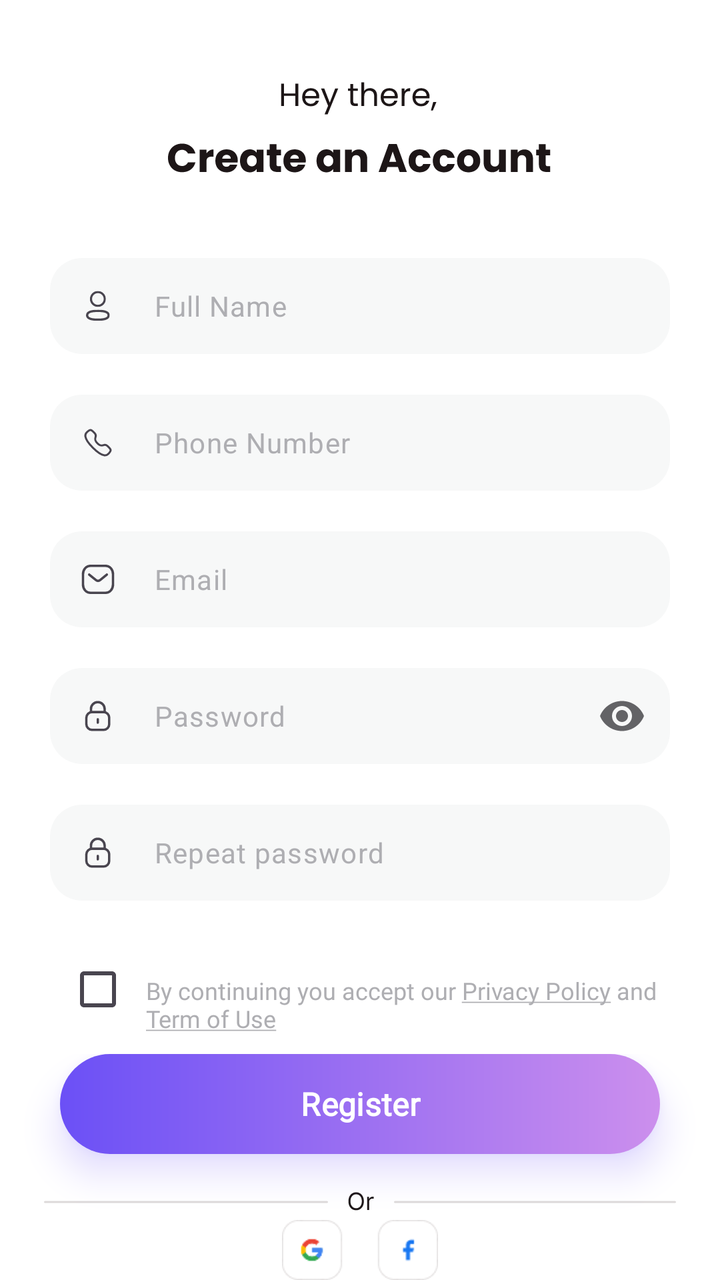
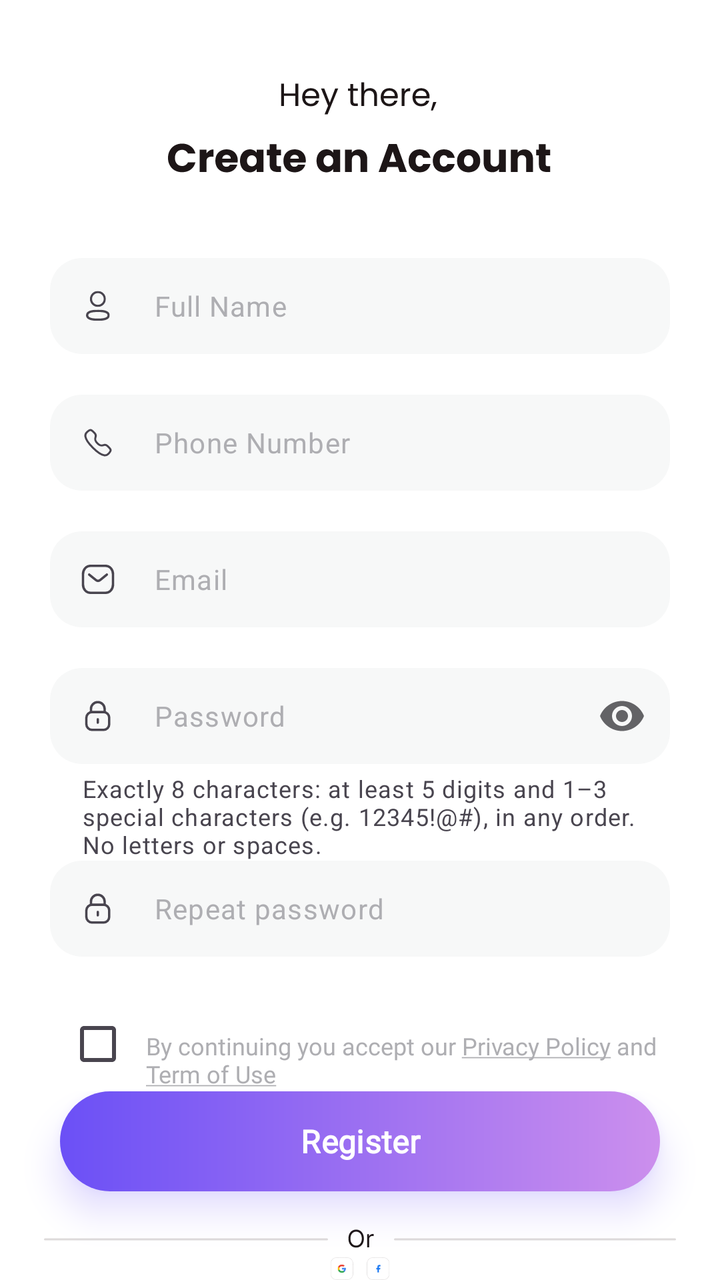

The first picture is an Android layout as it rendered before a commit; the second is the same layout after the commit. The layout source and the unified diff follow.
<!-- AndroidManifest.xml: application theme Theme.DIDPOOLFit -->
<!-- res/layout/activity_register.xml -->
<?xml version="1.0" encoding="utf-8"?>
<LinearLayout xmlns:android="http://schemas.android.com/apk/res/android"
    xmlns:app="http://schemas.android.com/apk/res-auto"
    xmlns:tools="http://schemas.android.com/tools"
    android:id="@+id/main"
    android:layout_width="match_parent"
    android:layout_height="match_parent"
    android:orientation="vertical"
    android:background="@color/white"
    tools:context=".RegisterActivity">
    <ImageView
        android:layout_marginVertical="35dp"
        android:layout_gravity="center"
        android:layout_width="wrap_content"
        android:layout_height="wrap_content"
        android:src="@drawable/register_title_section_1"/>

    <com.google.android.material.textfield.TextInputLayout
        style="@style/Widget.Material3.TextInputLayout.FilledBox"
        android:id="@+id/nameLayout"
        android:layout_width="match_parent"
        android:layout_height="wrap_content"
        app:errorEnabled="true"
        app:startIconDrawable="@drawable/start_icon_full_name_field"
        app:boxBackgroundColor="#F7F8F8"
        app:boxStrokeWidth="0dp"
        app:boxStrokeWidthFocused="0dp"
        app:hintEnabled="false"
        android:layout_marginHorizontal="25dp"
        app:boxCornerRadiusTopStart="16dp"
        app:boxCornerRadiusTopEnd="16dp"
        app:boxCornerRadiusBottomStart="16dp"
        app:boxCornerRadiusBottomEnd="16dp">
        <com.google.android.material.textfield.TextInputEditText
            android:id="@+id/nameInput"
            android:layout_width="match_parent"
            android:layout_height="48dp"
            android:paddingTop="0dp"
            android:paddingBottom="0dp"
            android:gravity="center_vertical"
            android:textSize="14sp"
            android:inputType="textPersonName"
            android:hint="Full Name"
            android:textColorHint="#AEAEB2"/>
    </com.google.android.material.textfield.TextInputLayout>

    <com.google.android.material.textfield.TextInputLayout
        android:id="@+id/phoneLayout"
        style="@style/Widget.Material3.TextInputLayout.FilledBox"
        android:layout_width="match_parent"
        android:layout_height="wrap_content"
        android:layout_marginHorizontal="25dp"
        app:errorEnabled="true"
        app:hintEnabled="false"
        app:startIconDrawable="@drawable/start_icon_phone_field"
        app:boxBackgroundColor="#F7F8F8"
        app:boxStrokeWidth="0dp"
        app:boxStrokeWidthFocused="0dp"
        app:boxCornerRadiusTopStart="16dp"
        app:boxCornerRadiusTopEnd="16dp"
        app:boxCornerRadiusBottomStart="16dp"
        app:boxCornerRadiusBottomEnd="16dp">

        <com.google.android.material.textfield.TextInputEditText
            android:id="@+id/phoneInput"
            android:layout_width="match_parent"
            android:layout_height="48dp"
            android:paddingTop="0dp"
            android:paddingBottom="0dp"
            android:gravity="center_vertical"
            android:textSize="14sp"
            android:textColor="#1D1617"
            android:hint="Phone Number"
            android:textColorHint="#AEAEB2"
            android:inputType="phone"
            android:maxLength="16" />
    </com.google.android.material.textfield.TextInputLayout>

    <com.google.android.material.textfield.TextInputLayout
        android:id="@+id/emailLayout"
        style="@style/Widget.Material3.TextInputLayout.FilledBox"
        android:layout_width="match_parent"
        android:layout_height="wrap_content"
        android:layout_marginHorizontal="25dp"
        app:errorEnabled="true"
        app:hintEnabled="false"
        app:startIconDrawable="@drawable/start_icon_email_field"
        app:boxBackgroundColor="#F7F8F8"
        app:boxStrokeWidth="0dp"
        app:boxStrokeWidthFocused="0dp"
        app:boxCornerRadiusTopStart="16dp"
        app:boxCornerRadiusTopEnd="16dp"
        app:boxCornerRadiusBottomStart="16dp"
        app:boxCornerRadiusBottomEnd="16dp">

        <com.google.android.material.textfield.TextInputEditText
            android:id="@+id/emailInput"
            android:layout_width="match_parent"
            android:layout_height="48dp"
            android:paddingTop="0dp"
            android:paddingBottom="0dp"
            android:gravity="center_vertical"
            android:textSize="14sp"
            android:textColor="#1D1617"
            android:hint="Email"
            android:textColorHint="#AEAEB2"
            android:inputType="textEmailAddress"
            android:maxLength="48" />
    </com.google.android.material.textfield.TextInputLayout>

    <com.google.android.material.textfield.TextInputLayout
        android:id="@+id/passwordLayout"
        style="@style/Widget.Material3.TextInputLayout.FilledBox"
        android:layout_width="match_parent"
        android:layout_height="wrap_content"
        android:layout_marginHorizontal="25dp"
        app:errorEnabled="true"
        app:hintEnabled="false"
        app:startIconDrawable="@drawable/start_input_password_field"
        app:endIconMode="password_toggle"
        app:endIconTint="#636366"
        app:boxBackgroundColor="#F7F8F8"
        app:boxStrokeWidth="0dp"
        app:boxStrokeWidthFocused="0dp"
        app:boxCornerRadiusTopStart="16dp"
        app:boxCornerRadiusTopEnd="16dp"
        app:boxCornerRadiusBottomStart="16dp"
        app:boxCornerRadiusBottomEnd="16dp">

        <com.google.android.material.textfield.TextInputEditText
            android:id="@+id/passwordInput"
            android:layout_width="match_parent"
            android:layout_height="48dp"
            android:paddingTop="0dp"
            android:paddingBottom="0dp"
            android:gravity="center_vertical"
            android:textSize="14sp"
            android:textColor="#1D1617"
            android:hint="Password"
            android:textColorHint="#AEAEB2"
            android:inputType="textPassword"/>
    </com.google.android.material.textfield.TextInputLayout>

    <com.google.android.material.textfield.TextInputLayout
        android:id="@+id/repeatPasswordLayout"
        style="@style/Widget.Material3.TextInputLayout.FilledBox"
        android:layout_width="match_parent"
        android:layout_height="wrap_content"
        android:layout_marginHorizontal="25dp"
        app:errorEnabled="true"
        app:hintEnabled="false"
        app:startIconDrawable="@drawable/start_input_password_field"
        app:boxBackgroundColor="#F7F8F8"
        app:boxStrokeWidth="0dp"
        app:boxStrokeWidthFocused="0dp"
        app:boxCornerRadiusTopStart="16dp"
        app:boxCornerRadiusTopEnd="16dp"
        app:boxCornerRadiusBottomStart="16dp"
        app:boxCornerRadiusBottomEnd="16dp">

        <com.google.android.material.textfield.TextInputEditText
            android:id="@+id/repeatPasswordInput"
            android:layout_width="match_parent"
            android:layout_height="48dp"
            android:paddingTop="0dp"
            android:paddingBottom="0dp"
            android:gravity="center_vertical"
            android:textSize="14sp"
            android:textColor="#1D1617"
            android:hint="Repeat password"
            android:textColorHint="#AEAEB2"
            android:inputType="textPassword"/>
    </com.google.android.material.textfield.TextInputLayout>

    <LinearLayout
        android:layout_width="match_parent"
        android:layout_height="0dp"
        android:layout_weight="1"
        android:orientation="horizontal"
        android:layout_marginHorizontal="25dp">
        <com.google.android.material.checkbox.MaterialCheckBox
            android:id="@+id/termsCheck"
            android:layout_width="wrap_content"
            android:layout_height="wrap_content"/>
        
        <TextView
            android:layout_width="0dp"
            android:layout_marginTop="0dp"
            android:layout_weight="1"
            android:layout_height="wrap_content"
            android:text="@string/by_continuing_you_accept_our_privacy_policy_and_term_of_use"
            android:textSize="12sp"
            android:textColor="#AEAEB2"
            android:fontFamily="@font/poppins_regular"/>
    </LinearLayout>

    <LinearLayout
        android:layout_width="match_parent"
        android:layout_height="0dp"
        android:layout_weight="2"
        android:orientation="vertical">
        <Button
            android:id="@+id/registerButton"
            android:layout_width="match_parent"
            android:layout_height="50dp"
            android:layout_gravity="bottom"
            android:background="@drawable/bg_button_gradient"
            android:text="@string/register"
            android:textSize="16sp"
            android:textStyle="bold"
            android:fontFamily="@font/poppins_bold"
            app:backgroundTint="@null"
            android:elevation="10dp"
            android:stateListAnimator="@null"
            android:outlineSpotShadowColor="@color/gradient_end_welcome_btn"
            android:outlineAmbientShadowColor="@color/gradient_end_welcome_btn"
            tools:targetApi="p"
            android:layout_marginHorizontal="30dp"
            android:layout_marginBottom="15dp"/>

        <ImageView
            android:layout_gravity="center"
            android:layout_width="wrap_content"
            android:layout_height="wrap_content"
            android:src="@drawable/or_register_line"/>

        <ImageView
            android:layout_gravity="center"
            android:layout_width="wrap_content"
            android:layout_height="wrap_content"
            android:src="@drawable/social_media"/>
        <LinearLayout
            android:layout_width="match_parent"
            android:layout_height="wrap_content"
            android:gravity="center"
            android:orientation="horizontal">
            <TextView
                android:layout_width="wrap_content"
                android:layout_height="wrap_content"
                android:text="Already have account? "
                android:gravity="center"
                android:fontFamily="@font/poppins_regular"/>
            <TextView
                android:id="@+id/loginTextView"
                android:layout_width="wrap_content"
                android:layout_height="wrap_content"
                android:textColor="#C456F2"
                android:fontFamily="@font/poppins_medium"
                android:text="Login"
                android:gravity="center"/>
        </LinearLayout>


    </LinearLayout>


</LinearLayout>
<!-- resources referenced by this layout -->
<resources>
  <color name="gradient_end_welcome_btn">#6B50F6</color>
  <color name="white">#FFFFFFFF</color>
  <!-- drawable bg_button_gradient (drawable) -->
  <?xml version="1.0" encoding="utf-8"?>
  <shape xmlns:android="http://schemas.android.com/apk/res/android"
      android:shape="rectangle">
      <gradient
          android:startColor="@color/gradient_start_welcome_btn"
          android:endColor="@color/gradient_end_welcome_btn"
          android:angle="180"/>
      <corners
          android:radius="99dp"/>
  
  </shape>
  <!-- drawable start_icon_email_field (drawable) -->
  <vector xmlns:android="http://schemas.android.com/apk/res/android"
      android:width="18dp"
      android:height="18dp"
      android:viewportWidth="18"
      android:viewportHeight="18">
    <path
        android:pathData="M13.427,6.638L10.094,9.348C9.465,9.848 8.579,9.848 7.949,9.348L4.589,6.638"
        android:strokeLineJoin="round"
        android:strokeWidth="1.2"
        android:fillColor="#00000000"
        android:strokeColor="#7B6F72"
        android:strokeLineCap="round"/>
    <path
        android:pathData="M12.682,15.75C14.963,15.756 16.5,13.882 16.5,11.579V6.428C16.5,4.124 14.963,2.25 12.682,2.25H5.318C3.037,2.25 1.5,4.124 1.5,6.428V11.579C1.5,13.882 3.037,15.756 5.318,15.75H12.682Z"
        android:strokeLineJoin="round"
        android:strokeWidth="1.2"
        android:fillColor="#00000000"
        android:strokeColor="#7B6F72"
        android:strokeLineCap="round"/>
  </vector>
  <!-- drawable start_icon_phone_field (drawable) -->
  <vector xmlns:android="http://schemas.android.com/apk/res/android"
      android:width="18dp"
      android:height="18dp"
      android:viewportWidth="18"
      android:viewportHeight="18">
    <path
        android:strokeWidth="1"
        android:pathData="M8.688,9.315C11.347,11.974 11.95,8.898 13.644,10.59C15.276,12.222 16.214,12.549 14.146,14.616C13.887,14.825 12.241,17.33 6.456,11.546C0.671,5.763 3.174,4.115 3.382,3.856C5.456,1.783 5.777,2.726 7.41,4.358C9.103,6.051 6.028,6.656 8.688,9.315Z"
        android:strokeLineJoin="round"
        android:fillColor="#00000000"
        android:strokeColor="#7B6F72"
        android:strokeLineCap="round"/>
  </vector>
  <!-- drawable start_input_password_field (drawable) -->
  <vector xmlns:android="http://schemas.android.com/apk/res/android"
      android:width="18dp"
      android:height="18dp"
      android:viewportWidth="18"
      android:viewportHeight="18">
    <path
        android:pathData="M12.317,7.086V5.476C12.317,3.591 10.789,2.062 8.904,2.062C7.019,2.054 5.485,3.575 5.477,5.461V5.476V7.086"
        android:strokeLineJoin="round"
        android:strokeWidth="1.2"
        android:fillColor="#00000000"
        android:strokeColor="#7B6F72"
        android:strokeLineCap="round"/>
    <path
        android:pathData="M11.762,15.937H6.031C4.461,15.937 3.188,14.664 3.188,13.093V9.876C3.188,8.305 4.461,7.032 6.031,7.032H11.762C13.333,7.032 14.606,8.305 14.606,9.876V13.093C14.606,14.664 13.333,15.937 11.762,15.937Z"
        android:strokeLineJoin="round"
        android:strokeWidth="1.2"
        android:fillColor="#00000000"
        android:strokeColor="#7B6F72"
        android:strokeLineCap="round"/>
    <path
        android:pathData="M8.897,10.652V12.318"
        android:strokeLineJoin="round"
        android:strokeWidth="1.2"
        android:fillColor="#00000000"
        android:strokeColor="#7B6F72"
        android:strokeLineCap="round"/>
  </vector>
  <string name="by_continuing_you_accept_our_privacy_policy_and_term_of_use">By continuing you accept our <u>Privacy Policy</u> and <u>Term of Use</u></string>
  <string name="register">Register</string>
  <style name="Theme.DIDPOOLFit" parent="Base.Theme.DIDPOOLFit" />
  <color name="gradient_start_welcome_btn">#CC8FED</color>
  <style name="Base.Theme.DIDPOOLFit" parent="Theme.Material3.DayNight.NoActionBar">
          
          
      </style>
  <!-- unchanged entries left out for length: 4 -->
</resources>

<!-- the commit's change to res/layout/activity_register.xml (unified diff, before → after) -->
@@ -110,6 +110,7 @@
 
     <com.google.android.material.textfield.TextInputLayout
         android:id="@+id/passwordLayout"
+        app:helperText="@string/password_hint"
         style="@style/Widget.Material3.TextInputLayout.FilledBox"
         android:layout_width="match_parent"
         android:layout_height="wrap_content"
<!-- resource entries referenced after the edit -->
@@ -78,10 +78,11 @@
         android:strokeLineCap="round"/>
   </vector>
   <string name="by_continuing_you_accept_our_privacy_policy_and_term_of_use">By continuing you accept our <u>Privacy Policy</u> and <u>Term of Use</u></string>
+  <string name="password_hint">Exactly 8 characters: at least 5 digits and 1–3 special characters (e.g. 12345!@#), in any order. No letters or spaces.</string>
   <string name="register">Register</string>
   <style name="Theme.DIDPOOLFit" parent="Base.Theme.DIDPOOLFit" />
   <color name="gradient_start_welcome_btn">#CC8FED</color>
-  <style name="Base.Theme.DIDPOOLFit" parent="Theme.Material3.DayNight.NoActionBar">
+  <style name="Base.Theme.DIDPOOLFit" parent="Theme.Material3.Light.NoActionBar">
           
           
       </style>
